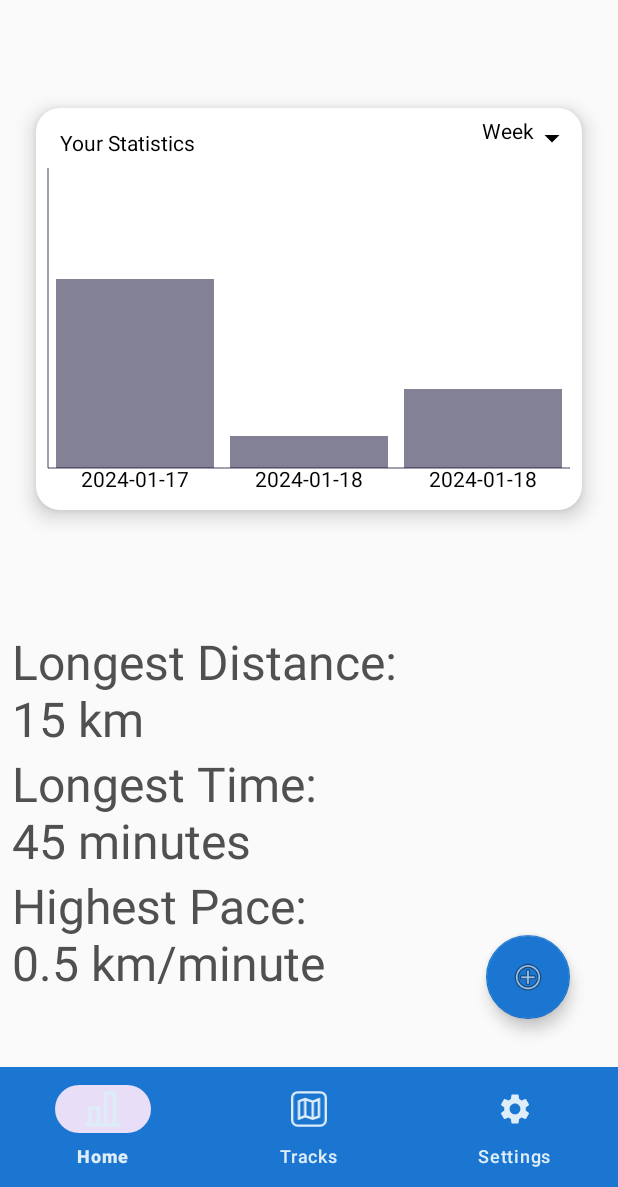
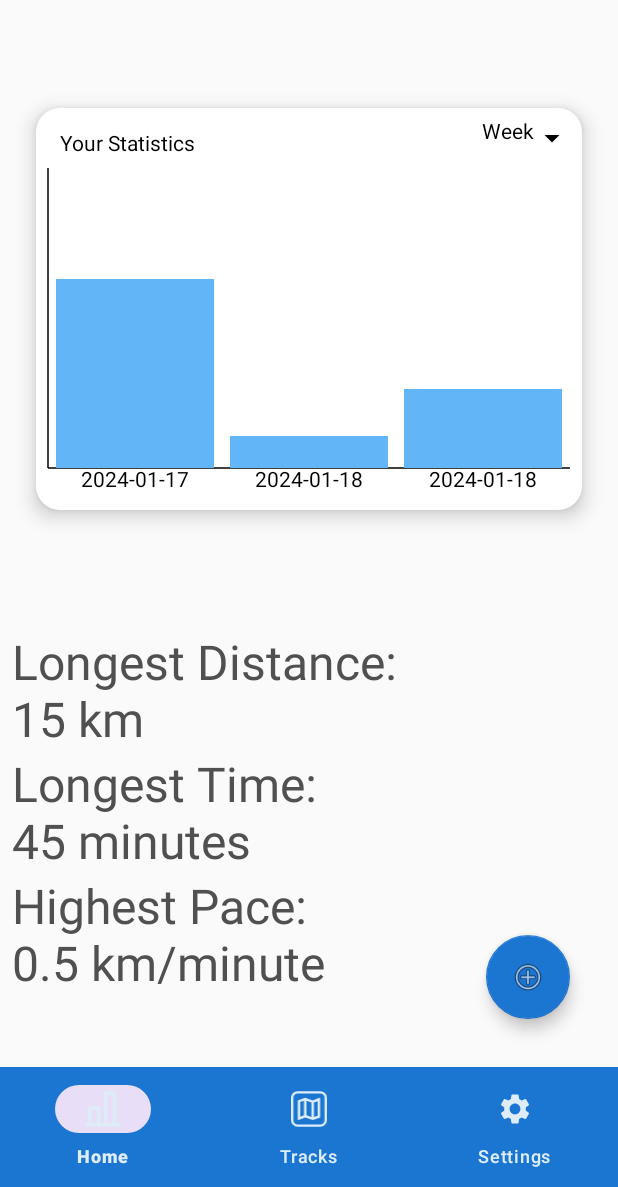
Before and after one commit to mh380/FitnessTracker, an Android app built with Jetpack Compose: the screen it shows after launch (MainActivity), on a phone screen of 412 x 824 dp, the part 49-1236 px from its top. Run offline under Robolectric (Android 15) with nearby library versions, the phone set to English and light mode, and no system bars; our stand-ins replace Room's generated code.

Commit message:
fix: barchart now uses the correct color from color.xml

```diff
--- a/app/src/main/java/de/hdmstuttgart/trackmaster/homeScreen/StatisticFragment.kt
+++ b/app/src/main/java/de/hdmstuttgart/trackmaster/homeScreen/StatisticFragment.kt
@@ -20,7 +20,6 @@ import androidx.compose.foundation.shape.RoundedCornerShape
 import androidx.compose.material.DropdownMenu
 import androidx.compose.material.DropdownMenuItem
 import androidx.compose.material.Icon
-import androidx.compose.material.MaterialTheme
 import androidx.compose.material.Surface
 import androidx.compose.material.Text
 import androidx.compose.material.icons.Icons
@@ -36,6 +35,7 @@ import androidx.compose.ui.graphics.Color
 import androidx.compose.ui.platform.ComposeView
 import androidx.compose.ui.platform.LocalDensity
 import androidx.compose.ui.platform.ViewCompositionStrategy
+import androidx.compose.ui.res.colorResource
 import androidx.compose.ui.unit.dp
 import androidx.fragment.app.Fragment
 import androidx.lifecycle.lifecycleScope
@@ -61,7 +61,6 @@ class StatisticFragment : Fragment(R.layout.fragment_statistic) {
     private var savedInstanceState: Bundle? = null
 
 
-
     override fun onCreateView(
         inflater: LayoutInflater,
         container: ViewGroup?,
@@ -74,28 +73,6 @@ class StatisticFragment : Fragment(R.layout.fragment_statistic) {
             ViewCompositionStrategy.DisposeOnViewTreeLifecycleDestroyed
 
             update(container)
-            /*lifecycleScope.launch(Dispatchers.IO) {
-                getInput()
-
-                withContext(Dispatchers.Main) {
-                    findViewById<ComposeView>(R.id.composeView).setContent {
-                        Surface(
-                            modifier = Modifier
-                                .padding(16.dp)
-                                .fillMaxSize(),
-                            color = Color.White,
-                            shape = RoundedCornerShape(16.dp),
-                            elevation = 8.dp,
-                        ) {
-                            if (barchartInputList.isEmpty()) {
-                                Text(text = "No data, start tracking your activities.")
-                            } else {
-                                BarChart(barchartInputList)
-                            }
-                        }
-                    }
-                }
-            }*/
         }
     }
 
@@ -136,7 +113,7 @@ class StatisticFragment : Fragment(R.layout.fragment_statistic) {
             lifecycleScope.launch(Dispatchers.IO) {
 
                 barchartInputList.clear()
-                var allTracks: List<Track>
+                val allTracks: List<Track>
 
                 when (currentTimeSpan) {
                     "Week" -> allTracks = trackMasterApplication.repository.getTracksFromWeek(currentDate)
@@ -160,7 +137,7 @@ class StatisticFragment : Fragment(R.layout.fragment_statistic) {
         modifier: Modifier = Modifier
     ) {
 
-        val borderColor = Color(R.color.black)
+        val borderColor = colorResource(R.color.black)
         val density = LocalDensity.current
         val strokeWidth = with(density) { 1.dp.toPx() }
 
@@ -233,7 +210,7 @@ class StatisticFragment : Fragment(R.layout.fragment_statistic) {
     fun RowScope.Bar(
         input: BarchartInput
     ) {
-        val color = Color(R.color.medium_blue) //todo: change color
+        val color = colorResource(R.color.sky_blue)
         val value = input.distance
         val itemHeight = remember(value) { value * (defaultMaxHeight.value - 0.5) / listSum }
 
@@ -253,7 +230,7 @@ class StatisticFragment : Fragment(R.layout.fragment_statistic) {
         val expanded = remember { mutableStateOf(false) }
         val currentValue = remember { mutableStateOf(list[0]) }
 
-        Box() {
+        Box {
 
             Row(
                 modifier = Modifier
```
